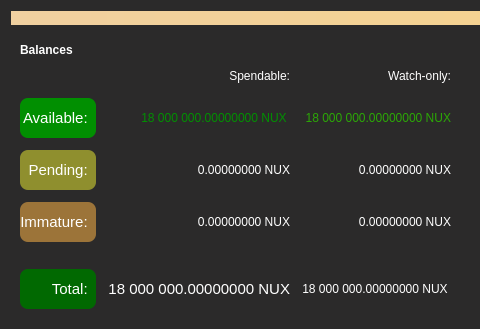
Before: the Qt Designer form src/qt/forms/overviewpage.ui in TaobotX11/nusacoin, drawn with Qt 5; both pictures show x 0 to 480 and y 0 to 329 of the 792 by 329 pixel window.
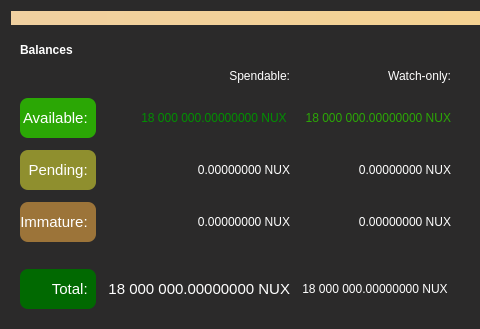
After: the same form once the commit is applied. Icons and pictures are not drawn.

```diff
--- a/src/qt/forms/overviewpage.ui
+++ b/src/qt/forms/overviewpage.ui
@@ -175,7 +175,7 @@
                </font>
               </property>
               <property name="styleSheet">
-               <string notr="true">background-color: rgb(1, 143, 1);color: rgb(255, 255, 255);</string>
+               <string notr="true">background-color: rgb(43, 167, 5);color: rgb(255, 255, 255);</string>
               </property>
               <property name="text">
                <string>Available:  </string>
```
